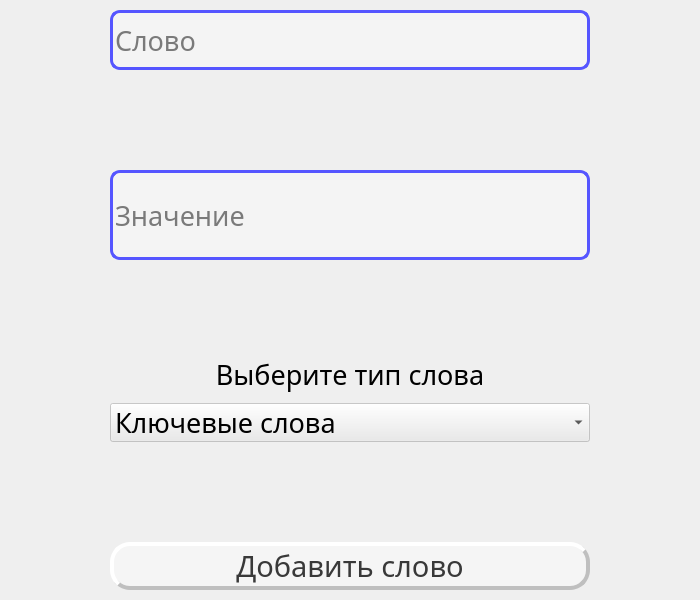
Above: chooseword.ui from realeedd/techEng before the change. Below: the same form after it.
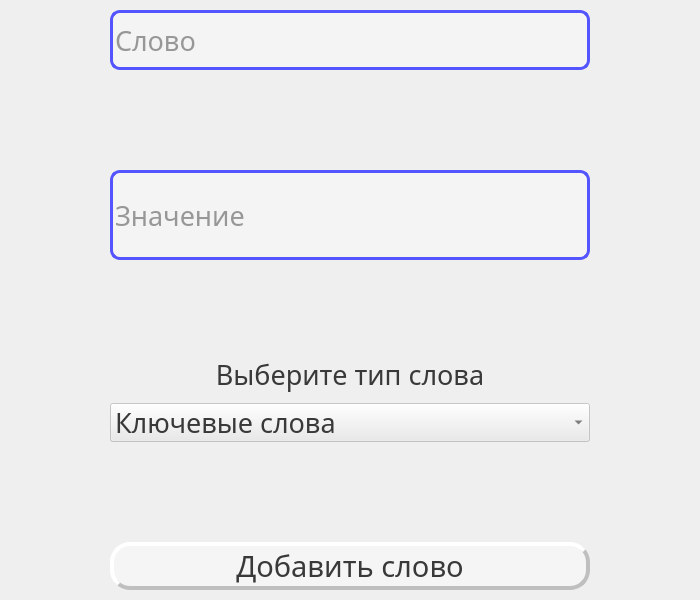
That is the form after the change.

Patch:
```diff
--- a/chooseword.ui
+++ b/chooseword.ui
@@ -87,7 +87,8 @@
 border-radius: 10px;
 border-style:solid;
  border-width:3px;
-border-color: rgb(85, 85, 255)</string>
+border-color: rgb(85, 85, 255);
+color: rgb(57, 57, 57)</string>
         </property>
         <property name="placeholderText">
          <string>Слово</string>
@@ -125,7 +126,8 @@
 border-radius: 10px;
 border-style:solid;
  border-width:3px;
-border-color: rgb(85, 85, 255)</string>
+border-color: rgb(85, 85, 255);
+color: rgb(57,57,57)</string>
         </property>
         <property name="placeholderText">
          <string>Значение</string>
@@ -145,6 +147,9 @@
             <pointsize>20</pointsize>
            </font>
           </property>
+          <property name="styleSheet">
+           <string notr="true">color:  rgb(57, 57, 57)</string>
+          </property>
           <property name="text">
            <string>Выберите тип слова</string>
           </property>
@@ -163,7 +168,7 @@
           </property>
           <property name="styleSheet">
            <string notr="true">background: rgba(234, 234, 234, 0.6);
-</string>
+color: rgb(57, 57, 57)</string>
           </property>
           <item>
            <property name="text">
```
Left out of the diff: 2 changed lines with no effect on the pictures.
